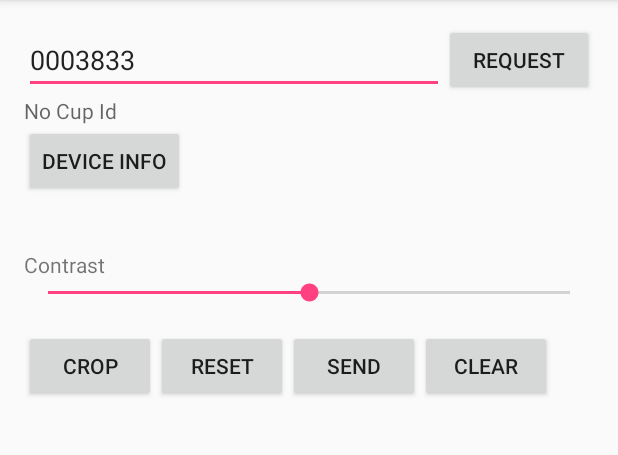
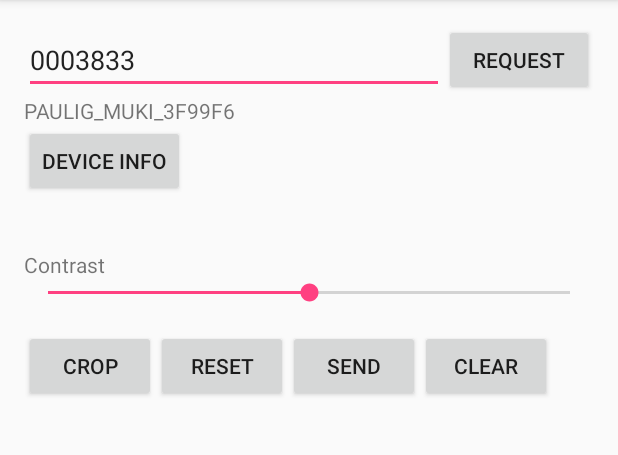
Before and after one commit to walliski/How-am-I-powered, an Android app: the screen it shows after launch (MainActivity), on a phone screen of 412 x 824 dp, the part 84-539 px from its top. Run offline under Robolectric (Android 15) with nearby library versions, the phone set to English and light mode, and no system bars; 7 statements that could not run were skipped.

Commit message:
Add default ID for cup

```diff
--- a/MukiTestApp/app/src/main/java/com/muki/MainActivity.java
+++ b/MukiTestApp/app/src/main/java/com/muki/MainActivity.java
@@ -98,6 +98,8 @@ public class MainActivity extends AppCompatActivity {
         mSerialNumberEdit = (EditText) findViewById(R.id.serailNumberText);
         mSerialNumberEdit.setText("0003833");
         mCupIdText = (TextView) findViewById(R.id.cupIdText);
+        mCupIdText.setText("PAULIG_MUKI_3F99F6");
+        mCupId =  "PAULIG_MUKI_3F99F6";
         mDeviceInfoText = (TextView) findViewById(R.id.deviceInfoText);
         mCupImage = (ImageView) findViewById(R.id.imageSrc);
 
```
